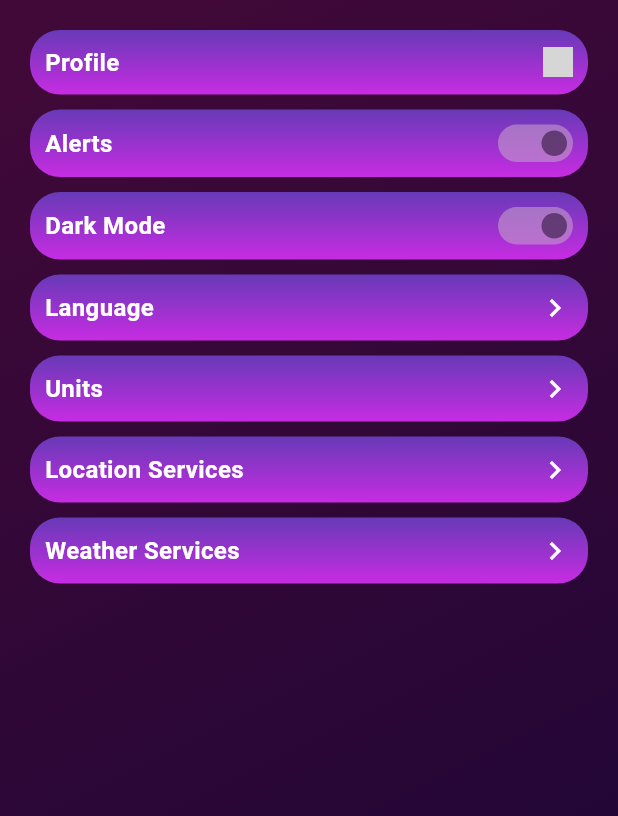
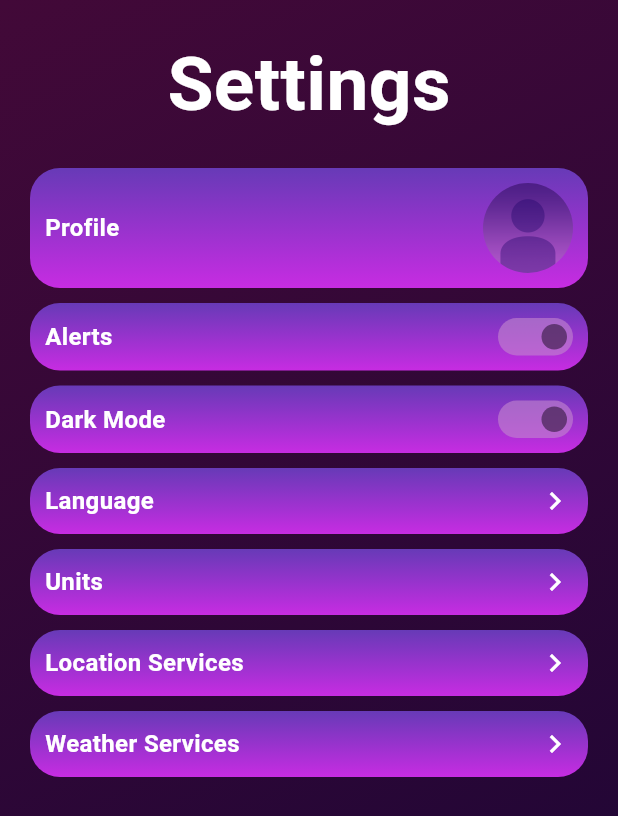
Before and after one commit to AdriaPm/WeatherTune_App, a Flutter app: the SettingsPage screen opened by its route, on a phone screen of 412 x 824 dp. Shown: the top 816 px of the screen. Run offline on Flutter 3.47's test engine with Material 3 defaults, Android fonts, the phone set to English and light mode, and no system bars; our stand-ins replace bloc, dots_indicator, equatable, firebase_auth, firebase_core, flutter_bloc and 3 more; accounts and stored records are empty; grey boxes are pictures that could not be loaded.

Commit message:
Added access to profile page, some smaller tweaks too

```diff
--- a/weather_tune/lib/components/login_page/on_off_slider.dart
+++ b/weather_tune/lib/components/login_page/on_off_slider.dart
@@ -24,7 +24,7 @@ class _OnOffSliderState extends State<OnOffSlider> {
           height: widget.size,
           decoration: BoxDecoration(
             borderRadius: BorderRadius.circular(widget.size),
-            color: const Color.fromARGB(255, 194, 156, 201).withOpacity(0.6),
+            color: const Color.fromARGB(255, 195, 135, 206).withOpacity(0.6),
           ),
           child: Padding(
             padding: const EdgeInsets.all(4.0),
--- a/weather_tune/lib/components/login_page/profile_picture.dart
+++ b/weather_tune/lib/components/login_page/profile_picture.dart
@@ -10,10 +10,12 @@ class ProfilePicture extends StatelessWidget {
     return Container(
         width: size,
         height: size,
-        decoration: BoxDecoration(borderRadius: BorderRadius.circular(size)),
-        child: Image(
-            image: AssetImage(imagePath ?? "assets/images/DarkModeDefault.png"),
-            fit: BoxFit.cover));
+        decoration: BoxDecoration(
+            image: DecorationImage(
+              image: AssetImage(imagePath ?? "images/DarkModeDefault.png"),
+              fit: BoxFit.cover,
+            ),
+            borderRadius: BorderRadius.circular(size)));
   }
 }
 
--- a/weather_tune/lib/main.dart
+++ b/weather_tune/lib/main.dart
@@ -6,6 +6,7 @@ import 'package:weather_tune/pages/favorites_page.dart';
 import 'package:weather_tune/pages/radar_page.dart';
 import 'package:weather_tune/pages/settings_page.dart';
 import 'package:weather_tune/pages/splash_page.dart';
+import 'package:weather_tune/pages/profile_page.dart';
 
 void main() async {
   WidgetsFlutterBinding.ensureInitialized();
@@ -28,7 +29,8 @@ class MyApp extends StatelessWidget {
         "/details": (context) => const DetailsAPI(),
         "/radar": (context) => const RadarPage(),
         "/favorites": (context) => FavoritePage(),
-        "/settings": (context) => const SettingsPage()
+        "/settings": (context) => const SettingsPage(),
+        "/profile": (context) => const ProfilePage(),
       },
       home: const SplashPage(screenLoadingTime: 4),
     );
--- a/weather_tune/lib/pages/settings_page.dart
+++ b/weather_tune/lib/pages/settings_page.dart
@@ -24,6 +24,12 @@ class SettingsPage extends StatelessWidget {
         child: Center(
           child: Column(
             children: [
+              SizedBox(height: margins * 2),
+              const Text("Settings",
+                  style: TextStyle(
+                      color: Colors.white,
+                      fontSize: 50,
+                      fontWeight: FontWeight.bold)),
               SizedBox(height: margins * 2),
               ProfileButton(
                 widgetWidth: MediaQuery.sizeOf(context).width - 40,
@@ -239,6 +245,7 @@ class _ProfileButtonState extends State<ProfileButton> {
     return GestureDetector(
       onTap: () {
         //Ir a la pagina de perfil
+        Navigator.of(context).pushNamed("/profile");
       },
       child: Container(
         padding: const EdgeInsets.all(10),
@@ -259,7 +266,7 @@ class _ProfileButtonState extends State<ProfileButton> {
                     color: Colors.white,
                     fontSize: 16,
                     fontWeight: FontWeight.bold)),
-            ProfilePicture(size: 20),
+            ProfilePicture(size: 60),
           ],
         ),
       ),
```
Also changed, not shown: weather_tune/lib/pages/profile_page.dart (+7 -0 lines), weather_tune/images/DarkModeDefault.png, weather_tune/images/LightModeDefault.png.
